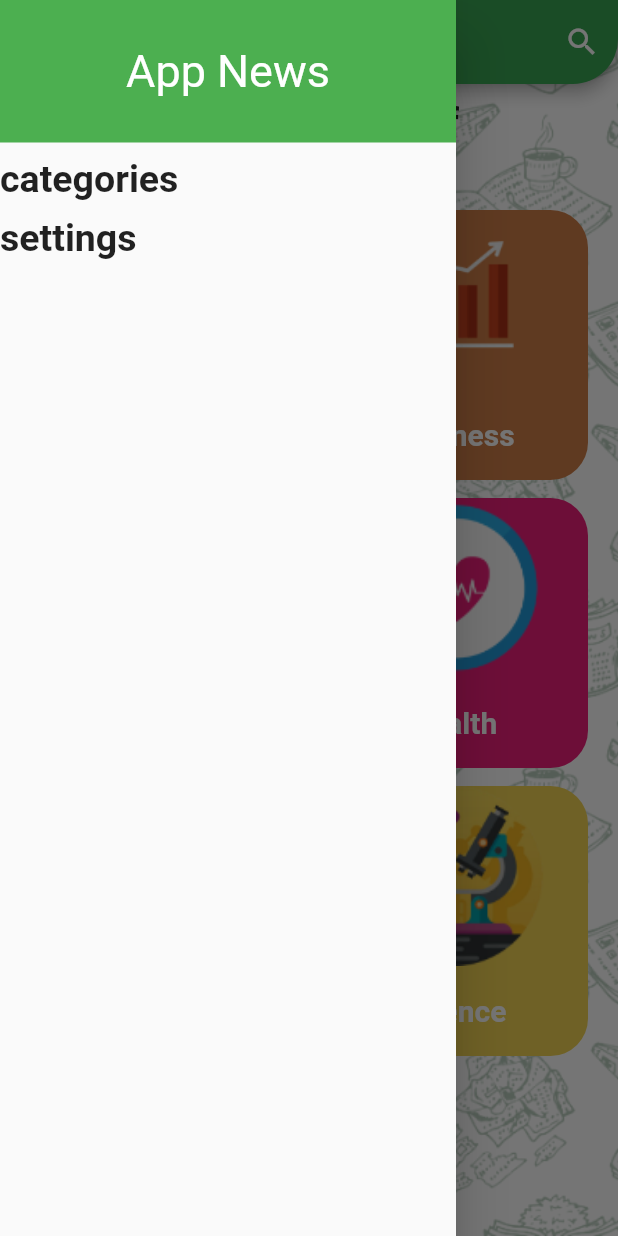
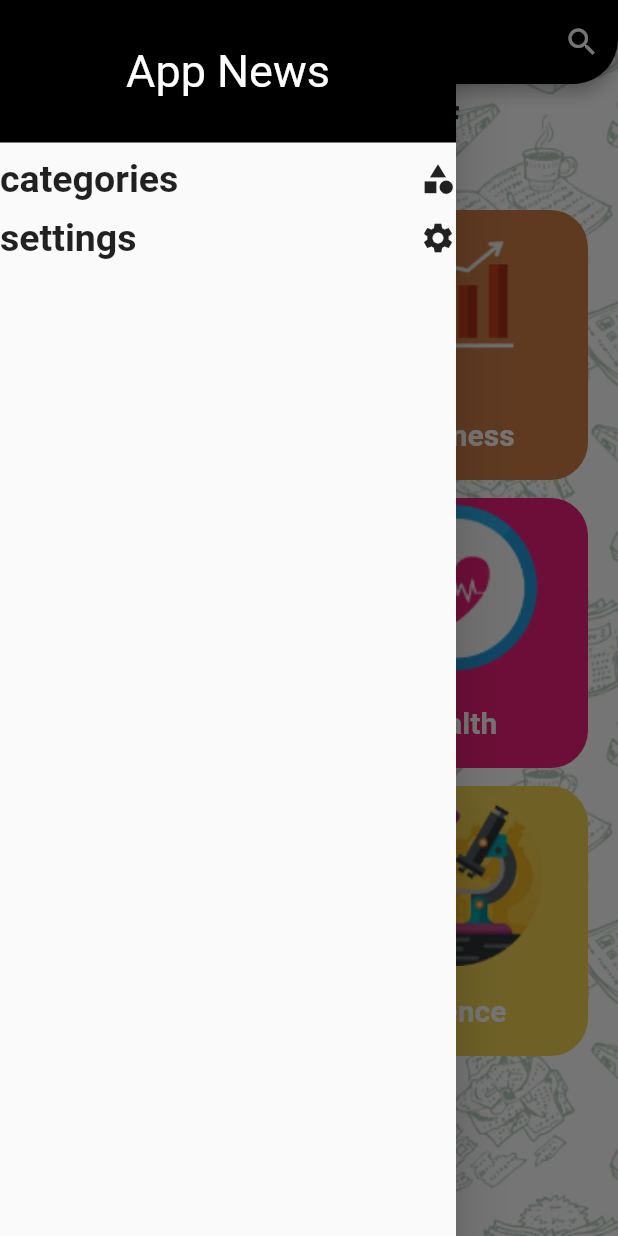
Before and after one commit to tahamahmoud7/news, a Flutter app: the screen it shows after launch, with the side drawer open, on a phone screen of 412 x 824 dp. Run offline on Flutter 3.47's test engine with Material 2 defaults, Android fonts, the phone set to English and light mode, and no system bars; our stand-ins replace cached_network_image.

Commit message:
I finished the application with the best settings

```diff
--- a/lib/layout/Home.dart
+++ b/lib/layout/Home.dart
@@ -3,16 +3,16 @@ import 'package:news/models/categorieyData.dart';
 import '../screens/Drawar_screen.dart';
 import '../screens/categories.dart';
 import '../screens/home_screen.dart';
-import 'details/news_search.dart';
+import '../news_search/news_search.dart';
 
-class Home extends StatefulWidget {
+class HomeLayout extends StatefulWidget {
   static const String routeName = "Home";
 
   @override
-  State<Home> createState() => _HomeScreenState();
+  State<HomeLayout> createState() => _HomeScreenState();
 }
 
-class _HomeScreenState extends State<Home> {
+class _HomeScreenState extends State<HomeLayout> {
   @override
   Widget build(BuildContext context) {
     return Container(
@@ -31,7 +31,7 @@ class _HomeScreenState extends State<Home> {
                     },
                     icon: const Icon(Icons.search))
               ],
-              backgroundColor: const Color.fromRGBO(57, 165, 82, 1.0),
+              backgroundColor: const Color.fromRGBO(0, 0, 0, 1.0),
               shape: const OutlineInputBorder(
                   borderSide: BorderSide(color: Colors.transparent),
                   borderRadius: BorderRadius.only(
@@ -47,7 +47,7 @@ class _HomeScreenState extends State<Home> {
     );
   }
 
-  CategoryData? categoryData = null;
+  CategoryData? categoryData;
 
   void OnDrawarSelected(number) {
     if (number == DrawarScreen.CATEGORIES) {
--- a/lib/layout/details/news_details.dart
+++ b/lib/layout/details/news_details.dart
@@ -12,7 +12,7 @@ class NewsDetails extends StatelessWidget {
   Widget build(BuildContext context) {
     var articles = ModalRoute.of(context)?.settings.arguments as Articles;
     return Scaffold(
-      appBar: AppBar(backgroundColor: Colors.green),
+      appBar: AppBar(backgroundColor: Colors.black),
       body: Column(children: [
         Container(
           margin: const EdgeInsets.symmetric(vertical: 5, horizontal: 10),
@@ -20,7 +20,7 @@ class NewsDetails extends StatelessWidget {
           decoration: BoxDecoration(
               borderRadius: BorderRadius.circular(12),
               color: Colors.white,
-              border: Border.all(color: Colors.green)),
+              border: Border.all(color: Colors.black)),
           child: Column(
             crossAxisAlignment: CrossAxisAlignment.stretch,
             children: [
@@ -29,7 +29,7 @@ class NewsDetails extends StatelessWidget {
                 height: 180,
                 placeholder: (context, url) => const Center(
                     child: CircularProgressIndicator(
-                  color: Colors.green,
+                  color: Colors.black,
                 )),
                 errorWidget: (context, url, error) => const Icon(Icons.error),
               ),
--- a/lib/layout/details/news_search.dart
+++ /dev/null
@@ -1,22 +0,0 @@
-import 'package:flutter/material.dart';
-
-class NewsSearch extends SearchDelegate {  @override
-  List<Widget>? buildActions(BuildContext context) {
-  return [IconButton(onPressed: (){}, icon: const Icon(Icons.search,size: 25,)) ];
-  }
-
-  @override
-  Widget? buildLeading(BuildContext context) {
-    return IconButton(onPressed: (){}, icon: const Icon(Icons.clear,size: 25,));
-  }
-
-  @override
-  Widget buildResults(BuildContext context) {
-  return Container();
-  }
-
-  @override
-  Widget buildSuggestions(BuildContext context) {
-   return const Center(child: Text("Suggestions"));
-  }
-}
--- a/lib/main.dart
+++ b/lib/main.dart
@@ -12,8 +12,8 @@ class MyApp extends StatelessWidget {
   Widget build(BuildContext context) {
     return MaterialApp(
 
-      initialRoute: Home.routeName,
-      routes:{Home.routeName:(context)=>Home(),
+      initialRoute: HomeLayout.routeName,
+      routes:{HomeLayout.routeName:(context)=>HomeLayout(),
         NewsDetails.routeName:(context) => NewsDetails()
       } ,
       debugShowCheckedModeBanner: false,
--- a/lib/models/NewsDataModel.dart
+++ b/lib/models/NewsDataModel.dart
@@ -8,6 +8,8 @@ class NewsDataModel {
   NewsDataModel({
       this.status,
       this.totalResults,
+    this.code,
+    this.message,
       this.articles,});
 
   NewsDataModel.fromJson(dynamic json) {
--- a/lib/screens/Drawar_screen.dart
+++ b/lib/screens/Drawar_screen.dart
@@ -3,40 +3,63 @@ import 'package:flutter/material.dart';
 
 class DrawarScreen extends StatelessWidget {
   Function OnDrawarSelected;
+
   DrawarScreen(this.OnDrawarSelected);
-  static const int CATEGORIES=1;
-  static const int SETTINGS=2;
+
+  static const int CATEGORIES = 1;
+  static const int SETTINGS = 2;
+
   @override
   Widget build(BuildContext context) {
     return Drawer(
-      child: Column(
-        crossAxisAlignment: CrossAxisAlignment.stretch,
+      child: Column(crossAxisAlignment: CrossAxisAlignment.stretch, children: [
+        Container(
+          color: Colors.black,
+          padding: const EdgeInsets.symmetric(vertical: 30),
+          child: const Text("App News",
+              style: TextStyle(
+                color: Colors.white,
+                fontSize: 30,
+              ),
+              textAlign: TextAlign.center),
+        ),
+        const SizedBox(
+          height: 10,
+        ),
+        Row(
           children: [
-        Container(
-          color: Colors.green,
-          padding: const EdgeInsets.symmetric(vertical: 30),
-          child: const Text("App News",style: TextStyle(color: Colors.white,fontSize: 30,),textAlign: TextAlign.center),
-        ),const SizedBox(height: 10,),
-
             InkWell(
-              onTap: (){
+              onTap: () {
                 OnDrawarSelected(CATEGORIES);
               },
-              child:  const Text(
+              child: const Text(
                 "categories",
                 style: TextStyle(fontSize: 25, fontWeight: FontWeight.bold),
               ),
-            ), const SizedBox(height: 10,),
+            ),
+            const Spacer(),
+            const Icon(Icons.category)
+          ],
+        ),
+        const SizedBox(
+          height: 10,
+        ),
         InkWell(
-          onTap: (){
+          onTap: () {
             OnDrawarSelected(SETTINGS);
-
           },
-          child: const Text(
-            "settings",
-            style: TextStyle(fontSize: 25, fontWeight: FontWeight.bold),
+          child: Row(
+            children: const [
+              Text(
+                "settings",
+                style: TextStyle(fontSize: 25, fontWeight: FontWeight.bold),
+              ),
+              Spacer(),
+              Icon(Icons.settings)
+            ],
           ),
         ),
+
       ]),
     );
   }
--- a/lib/screens/categories.dart
+++ b/lib/screens/categories.dart
@@ -6,7 +6,7 @@ import 'package:news/screens/category_item.dart';
 class CategoriesScreen extends StatelessWidget {
 
   Function onCategorySelect;
-  CategoriesScreen(this.onCategorySelect);
+  CategoriesScreen(this.onCategorySelect, {super.key});
 
   @override
   Widget build(BuildContext context) {
--- a/pubspec.yaml
+++ b/pubspec.yaml
@@ -37,7 +37,7 @@ dependencies:
   # Use with the CupertinoIcons class for iOS style icons.
   cupertino_icons: ^1.0.2
   http: ^0.13.5
-  cached_network_image: ^3.2.1
+  cached_network_image: ^3.2.2
   url_launcher: ^6.1.7
 
 
```
Also changed, not shown: lib/news_search/news_search.dart (added, +78 -0 lines), lib/screens/home_screen.dart (+20 -11 lines), lib/screens/news_card.dart (+15 -13 lines), lib/screens/tab_item.dart (+4 -4 lines), lib/screens/tap_controller.dart (+29 -22 lines), lib/shared/network/remote/api_manager.dart (+24 -21 lines), 5 other files.
